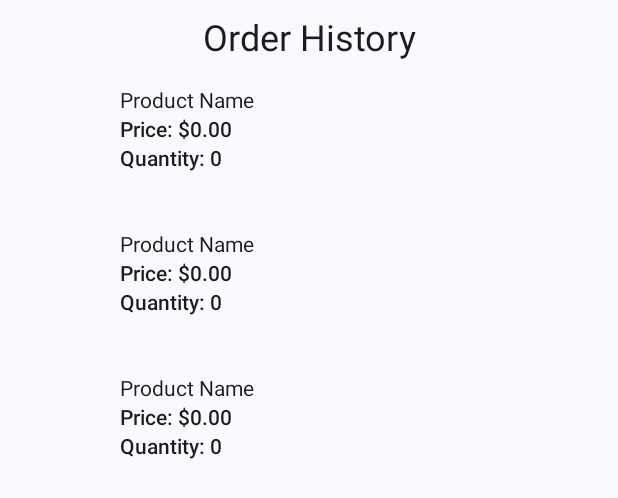
After one commit to falakjatin/QuickMart, an Android app: the layout activity_order_history.xml on its own in the app's theme, with its tools: preview values and no code run, on a phone screen of 412 x 824 dp. The commit adds this screen. Shown: the top 498 px of the screen. Run offline under Robolectric (Android 15) with nearby library versions, the phone set to English and light mode, and no system bars.

Commit message:
order history working

```diff
--- a/app/build.gradle.kts
+++ b/app/build.gradle.kts
@@ -53,6 +53,7 @@ dependencies {
     implementation("com.google.android.material:material:1.11.0")
     implementation("androidx.constraintlayout:constraintlayout:2.1.4")
 
+    implementation("com.squareup.picasso:picasso:2.8")
 
 //implementation(libs.androidx.core.ktx)
 //    implementation(libs.androidx.appcompat)
--- a/app/src/main/AndroidManifest.xml
+++ b/app/src/main/AndroidManifest.xml
@@ -14,6 +14,9 @@
         android:supportsRtl="true"
         android:theme="@style/AppTheme"
         tools:targetApi="31">
+        <activity
+            android:name=".ui.OrderHistory"
+            android:exported="false" />
         <activity
             android:name=".ui.AuthSelectionActivity"
             android:exported="false" />
--- a/app/src/main/java/com/example/quickmart/ui/RegisterActivity.kt
+++ b/app/src/main/java/com/example/quickmart/ui/RegisterActivity.kt
@@ -138,7 +138,6 @@ class RegisterActivity : AppCompatActivity() {
                         if (task.isSuccessful) {
                             addUser(email, password, firstName, lastName, mobileNo)
                         } else {
-                            // If sign in fails, display a message to the user.
                             Toast.makeText(
                                 this@RegisterActivity, "Invalid credentials",
                                 Toast.LENGTH_SHORT
--- /dev/null
+++ b/app/src/main/res/layout/activity_order_history.xml
@@ -0,0 +1,33 @@
+<?xml version="1.0" encoding="utf-8"?>
+<androidx.constraintlayout.widget.ConstraintLayout xmlns:android="http://schemas.android.com/apk/res/android"
+    xmlns:app="http://schemas.android.com/apk/res-auto"
+    xmlns:tools="http://schemas.android.com/tools"
+    android:layout_width="match_parent"
+    android:layout_height="match_parent"
+    tools:context=".ui.OrderHistory">
+
+    <TextView
+        android:id="@+id/orderHistoryTitle"
+        android:layout_width="0dp"
+        android:layout_height="wrap_content"
+        android:text="Order History"
+        android:textAppearance="@style/TextAppearance.AppCompat.Large"
+        android:textSize="24sp"
+        android:textAlignment="center"
+        android:layout_marginTop="8dp"
+        app:layout_constraintTop_toTopOf="parent"
+        app:layout_constraintStart_toStartOf="parent"
+        app:layout_constraintEnd_toEndOf="parent"
+        app:layout_constraintBottom_toTopOf="@+id/recyclerViewOrderHistory"/>
+
+    <androidx.recyclerview.widget.RecyclerView
+        android:id="@+id/recyclerViewOrderHistory"
+        android:layout_width="0dp"
+        android:layout_height="0dp"
+        app:layout_constraintTop_toBottomOf="@+id/orderHistoryTitle"
+        app:layout_constraintBottom_toBottomOf="parent"
+        app:layout_constraintStart_toStartOf="parent"
+        app:layout_constraintEnd_toEndOf="parent"
+        tools:listitem="@layout/item_order" />
+
+</androidx.constraintlayout.widget.ConstraintLayout>
--- /dev/null
+++ b/app/src/main/res/layout/item_order.xml
@@ -0,0 +1,56 @@
+<?xml version="1.0" encoding="utf-8"?>
+<androidx.constraintlayout.widget.ConstraintLayout xmlns:android="http://schemas.android.com/apk/res/android"
+    xmlns:app="http://schemas.android.com/apk/res-auto"
+    xmlns:tools="http://schemas.android.com/tools"
+    android:layout_width="match_parent"
+    android:layout_height="wrap_content"
+    android:padding="16dp">
+
+
+
+    <ImageView
+        android:id="@+id/productImage"
+        android:layout_width="64dp"
+        android:layout_height="64dp"
+        android:contentDescription=""
+        android:paddingRight="16dp"
+        app:layout_constraintStart_toStartOf="parent"
+        app:layout_constraintTop_toTopOf="parent"
+        app:layout_constraintBottom_toBottomOf="parent"
+        app:layout_constraintEnd_toStartOf="@id/productName"
+        android:scaleType="centerCrop" />
+
+    <TextView
+        android:id="@+id/productName"
+        android:layout_width="0dp"
+        android:layout_height="wrap_content"
+        android:text="Product Name"
+        android:textAppearance="@style/TextAppearance.AppCompat.Body1"
+        app:layout_constraintStart_toEndOf="@id/productImage"
+        app:layout_constraintTop_toTopOf="parent"
+        app:layout_constraintEnd_toEndOf="parent"
+        app:layout_constraintHorizontal_bias="0.0" />
+
+    <TextView
+        android:id="@+id/productPrice"
+        android:layout_width="0dp"
+        android:layout_height="wrap_content"
+        android:text="Price: $0.00"
+        android:textAppearance="@style/TextAppearance.AppCompat.Body2"
+        app:layout_constraintStart_toEndOf="@id/productImage"
+        app:layout_constraintTop_toBottomOf="@id/productName"
+        app:layout_constraintEnd_toEndOf="parent"
+        app:layout_constraintHorizontal_bias="0.0" />
+
+    <TextView
+        android:id="@+id/productQuantity"
+        android:layout_width="0dp"
+        android:layout_height="wrap_content"
+        android:text="Quantity: 0"
+        android:textAppearance="@style/TextAppearance.AppCompat.Body2"
+        app:layout_constraintStart_toEndOf="@id/productImage"
+        app:layout_constraintTop_toBottomOf="@id/productPrice"
+        app:layout_constraintEnd_toEndOf="parent"
+        app:layout_constraintHorizontal_bias="0.0" />
+
+</androidx.constraintlayout.widget.ConstraintLayout>
```
Also changed, not shown: app/src/main/java/com/example/quickmart/adapters/OrderItemAdapter.kt (added, +52 -0 lines), app/src/main/java/com/example/quickmart/models/OrderItem.kt (added, +8 -0 lines), app/src/main/java/com/example/quickmart/ui/CartActivity.kt (+24 -37 lines), app/src/main/java/com/example/quickmart/ui/CheckoutActivity.kt (+114 -142 lines), app/src/main/java/com/example/quickmart/ui/OrderHistory.kt (added, +64 -0 lines), app/src/main/java/com/example/quickmart/ui/ProfileActivity.kt (+21 -16 lines), app/src/main/res/layout/activity_profile.xml (+8 -4 lines).
